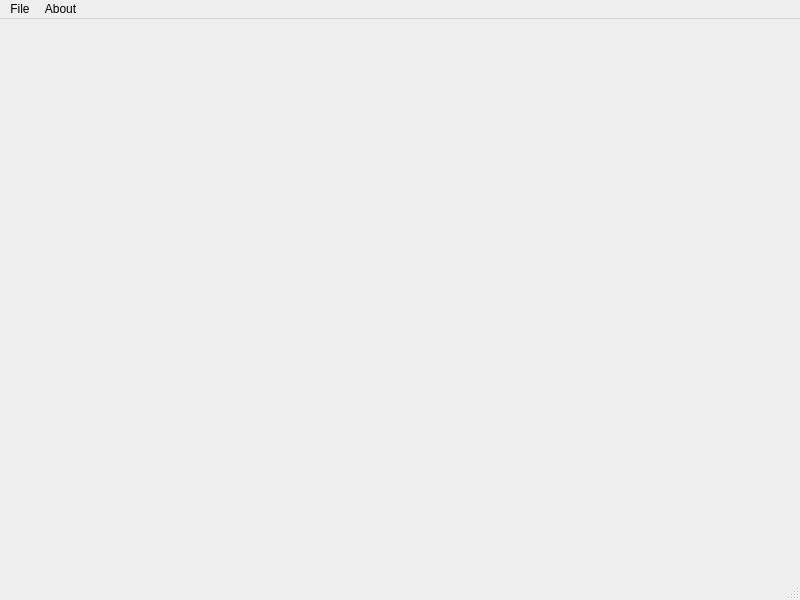
artur0527rg/pyqt5_hohlov, file untitled.ui: the form before one commit.
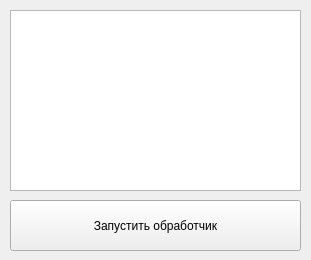
The form after the commit.

Commit message: Уведомления Урок 8 QThread

What changed in the file:
```diff
--- a/untitled.ui
+++ b/untitled.ui
@@ -6,62 +6,38 @@
    <rect>
     <x>0</x>
     <y>0</y>
-    <width>800</width>
-    <height>600</height>
+    <width>311</width>
+    <height>260</height>
    </rect>
   </property>
   <property name="windowTitle">
    <string>MainWindow</string>
   </property>
-  <widget class="QWidget" name="centralwidget"/>
-  <widget class="QMenuBar" name="menubar">
-   <property name="geometry">
-    <rect>
-     <x>0</x>
-     <y>0</y>
-     <width>800</width>
-     <height>26</height>
-    </rect>
-   </property>
-   <widget class="QMenu" name="menuFile">
-    <property name="title">
-     <string>File</string>
+  <widget class="QWidget" name="centralwidget">
+   <widget class="QPushButton" name="pushButton">
+    <property name="geometry">
+     <rect>
+      <x>10</x>
+      <y>200</y>
+      <width>291</width>
+      <height>51</height>
+     </rect>
     </property>
-    <addaction name="actionOpen_files"/>
-    <addaction name="actionOpen_file"/>
-    <addaction name="actionOpen_folder"/>
-    <addaction name="separator"/>
-    <addaction name="actionSave_file"/>
+    <property name="text">
+     <string>Запустить обработчик</string>
+    </property>
    </widget>
-   <widget class="QMenu" name="menuAbout">
-    <property name="title">
-     <string>About</string>
+   <widget class="QPlainTextEdit" name="plainTextEdit">
+    <property name="geometry">
+     <rect>
+      <x>10</x>
+      <y>10</y>
+      <width>291</width>
+      <height>181</height>
+     </rect>
     </property>
    </widget>
-   <addaction name="menuFile"/>
-   <addaction name="menuAbout"/>
   </widget>
-  <widget class="QStatusBar" name="statusbar"/>
-  <action name="actionOpen_file">
-   <property name="text">
-    <string>Open file</string>
-   </property>
-  </action>
-  <action name="actionSave_file">
-   <property name="text">
-    <string>Save file</string>
-   </property>
-  </action>
-  <action name="actionOpen_folder">
-   <property name="text">
-    <string>Open folder</string>
-   </property>
-  </action>
-  <action name="actionOpen_files">
-   <property name="text">
-    <string>Open files</string>
-   </property>
-  </action>
  </widget>
  <resources/>
  <connections/>
```
The commit also changes 2 other files.
